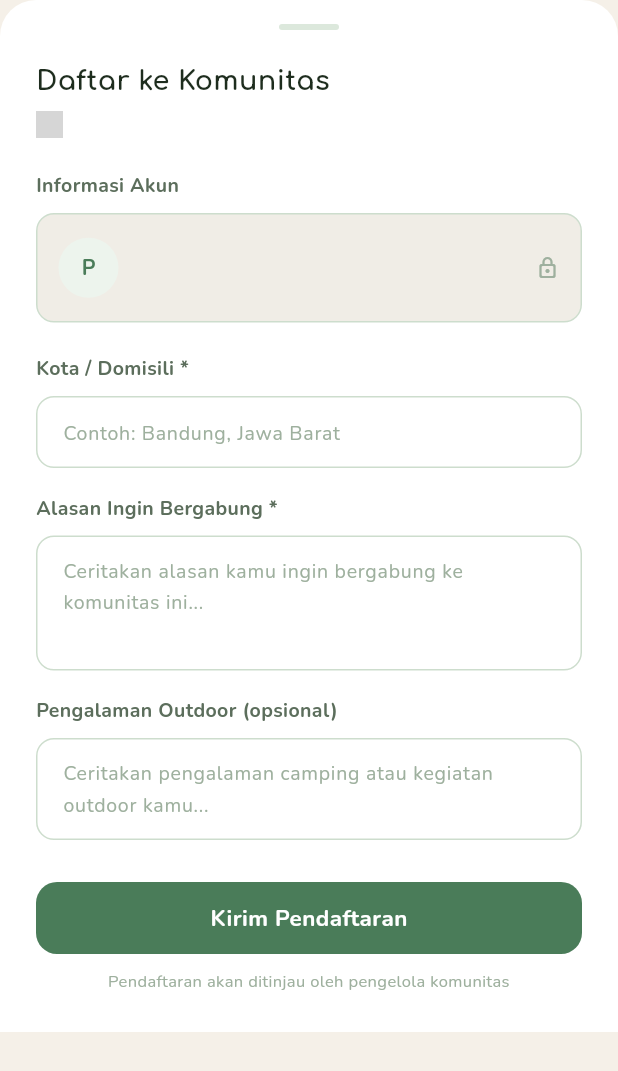
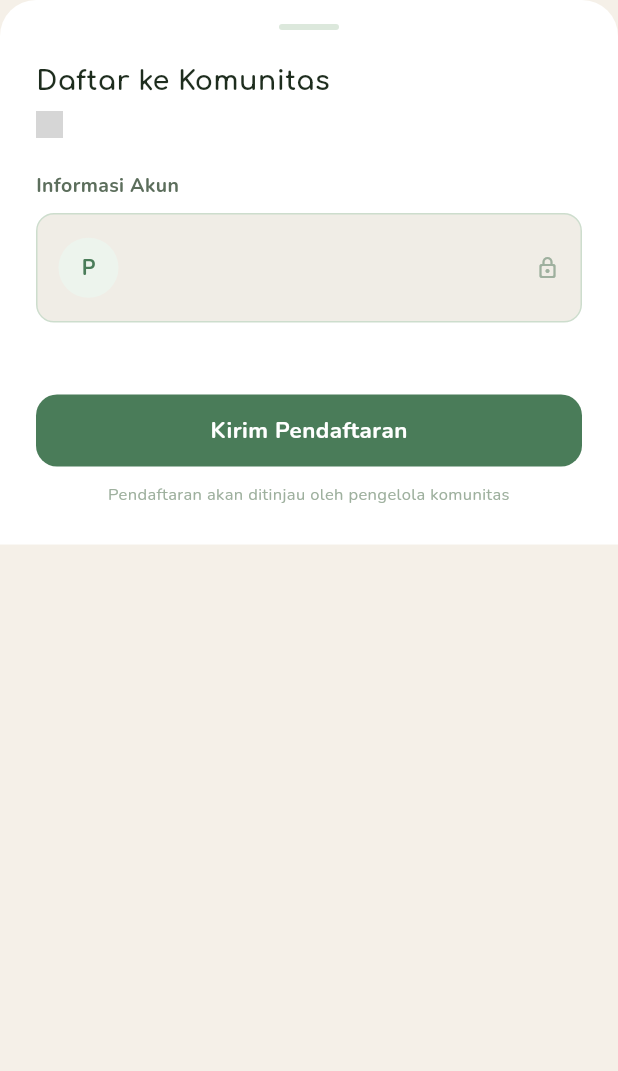
Before and after one commit to Devastator-19/ngemping-app, a Flutter app: the JoinCommunitySheet widget shown alone on an empty page, opened directly with empty values, on a phone screen of 412 x 824 dp. Shown: the top 1071 px of the screen. Run offline on Flutter 3.47's test engine with Material 3 defaults, Android fonts, the phone set to English and light mode, and no system bars; our stand-ins replace dio, firebase_auth, firebase_core, firebase_messaging, flutter_local_notifications, google_fonts and 3 more; accounts and stored records are empty; network calls fail; grey boxes are pictures that could not be loaded.

Commit message:
refactor: remove legacy join form fields, use custom questions only
Default fields (domisili, motivasi, pengalaman) removed from join form
since data already exists in user profile. Form now shows only community
custom questions, or submits directly if none are configured.

Co-Authored-By: Claude Sonnet 4.6 <noreply@anthropic.com>

```diff
--- a/lib/features/community/widgets/join_community_sheet.dart
+++ b/lib/features/community/widgets/join_community_sheet.dart
@@ -18,18 +18,10 @@ class JoinCommunitySheet extends StatefulWidget {
 class _JoinCommunitySheetState extends State<JoinCommunitySheet> {
   final _formKey = GlobalKey<FormState>();
 
-  // Controllers for legacy fields (used when no custom questions)
-  final _cityController = TextEditingController();
-  final _motivationController = TextEditingController();
-  final _experienceController = TextEditingController();
-
-  // Controllers for custom questions keyed by question id
   late final Map<String, TextEditingController> _customControllers;
-
   bool _isSubmitting = false;
 
-  bool get _hasCustomQuestions =>
-      widget.community.customQuestions.isNotEmpty;
+  bool get _hasCustomQuestions => widget.community.customQuestions.isNotEmpty;
 
   @override
   void initState() {
@@ -42,12 +34,7 @@ class _JoinCommunitySheetState extends State<JoinCommunitySheet> {
 
   @override
   void dispose() {
-    _cityController.dispose();
-    _motivationController.dispose();
-    _experienceController.dispose();
-    for (final c in _customControllers.values) {
-      c.dispose();
-    }
+    for (final c in _customControllers.values) c.dispose();
     super.dispose();
   }
 
@@ -56,9 +43,7 @@ class _JoinCommunitySheetState extends State<JoinCommunitySheet> {
     setState(() => _isSubmitting = true);
 
     final Map<String, dynamic> formData;
-
     if (_hasCustomQuestions) {
-      // Build customAnswers as list: [{ id, label, answer }]
       final answers = <Map<String, String>>[];
       for (final q in widget.community.customQuestions) {
         final text = _customControllers[q.id]?.text.trim() ?? '';
@@ -66,12 +51,7 @@ class _JoinCommunitySheetState extends State<JoinCommunitySheet> {
       }
       formData = {'customAnswers': answers};
     } else {
-      formData = {
-        'domisili': _cityController.text.trim(),
-        'motivasi': _motivationController.text.trim(),
-      };
-      final exp = _experienceController.text.trim();
-      if (exp.isNotEmpty) formData['pengalaman'] = exp;
+      formData = {};
     }
 
     final msg = await context.read<CommunityProvider>().joinCommunity(
@@ -212,11 +192,8 @@ class _JoinCommunitySheetState extends State<JoinCommunitySheet> {
               ),
               const SizedBox(height: 20),
 
-              // Form fields
-              if (_hasCustomQuestions)
-                ..._buildCustomFields()
-              else
-                ..._buildLegacyFields(),
+              // Custom questions (jika ada)
+              if (_hasCustomQuestions) ..._buildCustomFields(),
 
               const SizedBox(height: 28),
 
@@ -296,37 +273,6 @@ class _JoinCommunitySheetState extends State<JoinCommunitySheet> {
     return widgets;
   }
 
-  // Original hardcoded fields (backward compat for communities without custom questions)
-  List<Widget> _buildLegacyFields() {
-    return [
-      _SectionLabel('Kota / Domisili *'),
-      const SizedBox(height: 8),
-      _FormField(
-        controller: _cityController,
-        hint: 'Contoh: Bandung, Jawa Barat',
-        validator: (v) =>
-            (v == null || v.trim().isEmpty) ? 'Wajib diisi' : null,
-      ),
-      const SizedBox(height: 16),
-      _SectionLabel('Alasan Ingin Bergabung *'),
-      const SizedBox(height: 8),
-      _FormField(
-        controller: _motivationController,
-        hint: 'Ceritakan alasan kamu ingin bergabung ke komunitas ini...',
-        maxLines: 3,
-        validator: (v) =>
-            (v == null || v.trim().isEmpty) ? 'Wajib diisi' : null,
-      ),
-      const SizedBox(height: 16),
-      _SectionLabel('Pengalaman Outdoor (opsional)'),
-      const SizedBox(height: 8),
-      _FormField(
-        controller: _experienceController,
-        hint: 'Ceritakan pengalaman camping atau kegiatan outdoor kamu...',
-        maxLines: 2,
-      ),
-    ];
-  }
 }
 
 // ---------------------------------------------------------------------------
```
